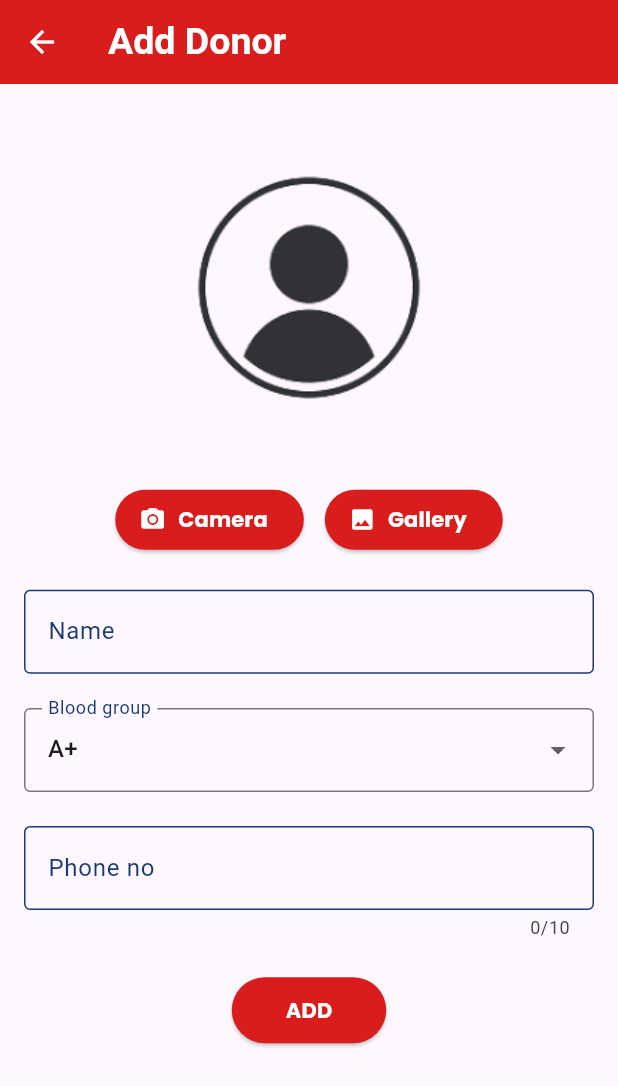
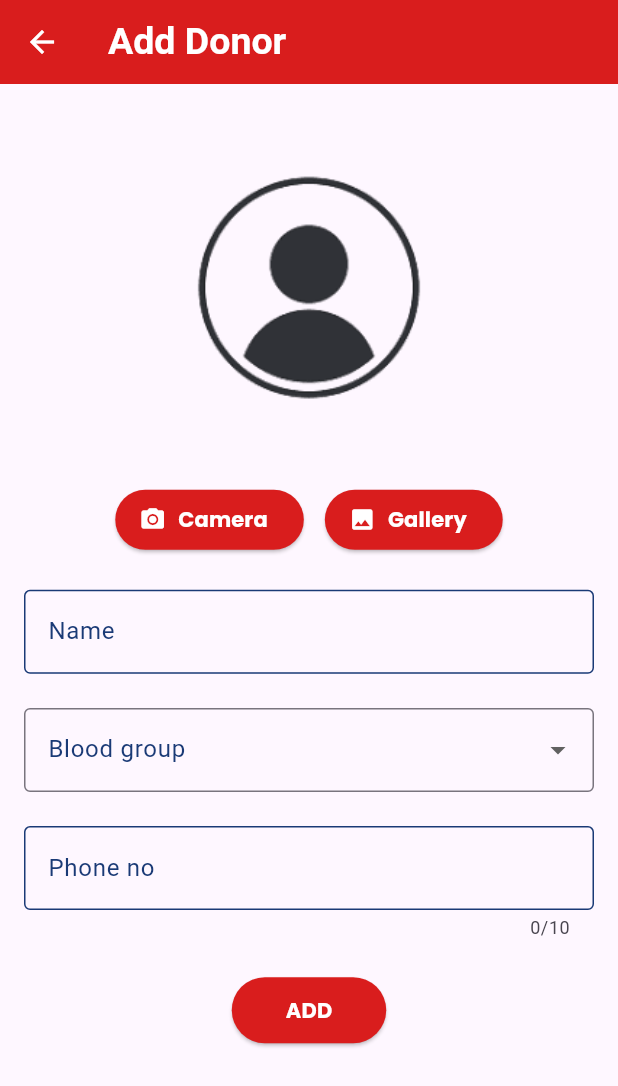
Before and after one commit to akhsak/Firebase_Crud-operation, a Flutter app: the screen it shows after launch, after a tap on the "add" icon, on a phone screen of 412 x 824 dp. Shown: the top 1086 px of the screen. Run offline on Flutter 3.47's test engine with Material 3 defaults, Android fonts, the phone set to English and light mode, and no system bars; our stand-ins replace cloud_firestore, firebase_core, firebase_storage, google_fonts, image_picker; accounts and stored records are empty; network calls fail.

```diff
--- a/lib/controller/add_provider.dart
+++ b/lib/controller/add_provider.dart
@@ -1,5 +1,5 @@
 import 'dart:io';
-import 'package:crud_firebase/controller/homedonor_provider.dart';
+import 'package:crud_firebase/controller/home_donor_provider.dart';
 import 'package:crud_firebase/model/donor.model.dart';
 
 import 'package:flutter/material.dart';
@@ -11,12 +11,11 @@ class AddProvider extends ChangeNotifier {
   TextEditingController groupController = TextEditingController();
   TextEditingController phoneController = TextEditingController();
 
-  String selectedValue = 'A+';
-    final formKey = GlobalKey<FormState>();
+  String? selectedValue;
+  final formKey = GlobalKey<FormState>();
 
   File? selectedImage;
   ImagePicker imagePicker = ImagePicker();
-
 
   void setImage(ImageSource source) async {
     final pickedImage = await imagePicker.pickImage(source: source);
@@ -34,6 +33,7 @@ class AddProvider extends ChangeNotifier {
     nameController.clear();
     groupController.clear();
     phoneController.clear();
+    selectedValue = null;
   }
 
   void addStudent(BuildContext context) {
@@ -41,7 +41,6 @@ class AddProvider extends ChangeNotifier {
 
     final name = nameController.text;
     final phone = phoneController.text;
-    final group = selectedValue;
 
     donorProvider.imageAdder(File(selectedImage!.path));
 
@@ -49,7 +48,7 @@ class AddProvider extends ChangeNotifier {
         phone: phone,
         name: name,
         image: donorProvider.downloadurl,
-        group: group);
+        group: selectedValue ?? '');
     donorProvider.addDonor(donor);
     clearTextField();
   }
--- a/lib/view/add_page.dart
+++ b/lib/view/add_page.dart
@@ -24,7 +24,7 @@ class AddScreen extends StatelessWidget {
     return Scaffold(
       appBar: AppBar(
         title: textTitle(data:'Add Donor', size: 25),
-        backgroundColor: const Color.fromARGB(255, 217, 29, 29),
+        backgroundColor: Color.fromARGB(255, 217, 29, 29),
         leading: IconButton(
           onPressed: () {
             Navigator.pop(context);
@@ -81,7 +81,7 @@ class AddScreen extends StatelessWidget {
                           ElevatedButton.icon(
                             style: ElevatedButton.styleFrom(
                                 backgroundColor:
-                                  const  Color.fromARGB(255, 217, 29, 29)),
+                                    Color.fromARGB(255, 217, 29, 29)),
                             onPressed: () {
                               addProvider.setImage(ImageSource.camera);
                             },
@@ -98,7 +98,7 @@ class AddScreen extends StatelessWidget {
                           ElevatedButton.icon(
                             style: ElevatedButton.styleFrom(
                                 backgroundColor:
-                                   const Color.fromARGB(255, 217, 29, 29)),
+                                    Color.fromARGB(255, 217, 29, 29)),
                             onPressed: () {
                               addProvider.setImage(ImageSource.gallery);
                             },
@@ -122,7 +122,7 @@ class AddScreen extends StatelessWidget {
                           keyboardType: TextInputType.number),
                       ElevatedButton(
                         style: ElevatedButton.styleFrom(
-                            backgroundColor:const Color.fromARGB(255, 217, 29, 29)),
+                            backgroundColor: Color.fromARGB(255, 217, 29, 29)),
                         onPressed: () {
                           if(addProvider.formKey.currentState!.validate()){
                               addProvider.addStudent(context);
--- a/lib/view/edit_page.dart
+++ b/lib/view/edit_page.dart
@@ -3,7 +3,7 @@
 import 'dart:developer';
 
 import 'package:crud_firebase/controller/add_provider.dart';
-import 'package:crud_firebase/controller/homedonor_provider.dart';
+import 'package:crud_firebase/controller/home_donor_provider.dart';
 import 'package:crud_firebase/model/donor.model.dart';
 import 'package:crud_firebase/widget/text_formfield.dart';
 import 'package:crud_firebase/widget/text_style.dart';
@@ -42,7 +42,7 @@ class _EditScreenState extends State<EditScreen> {
     return Scaffold(
       appBar: AppBar(
         title: textTitle(data: 'Edit details', size: 25),
-        backgroundColor:const Color.fromARGB(255, 217, 29, 29),
+        backgroundColor: Color.fromARGB(255, 217, 29, 29),
         centerTitle: true,
         leading: IconButton(
           onPressed: () {
--- a/lib/view/home_page.dart
+++ b/lib/view/home_page.dart
@@ -1,7 +1,5 @@
-// ignore_for_file: unnecessary_import, use_key_in_widget_constructors
-
 import 'package:cloud_firestore/cloud_firestore.dart';
-import 'package:crud_firebase/controller/homedonor_provider.dart';
+import 'package:crud_firebase/controller/home_donor_provider.dart';
 import 'package:crud_firebase/model/donor.model.dart';
 import 'package:crud_firebase/view/add_page.dart';
 import 'package:crud_firebase/view/detail_page.dart';
@@ -21,15 +19,14 @@ class HomeScreen extends StatelessWidget {
       appBar: AppBar(
                 title: textTitle(data:'Home',size: 25),
 
-       backgroundColor:const Color.fromARGB(255, 217, 29, 29),
+       backgroundColor: Color.fromARGB(255, 217, 29, 29),
 
       ),
-      body: SingleChildScrollView(
-        child: Column(
+      body: Column(
         crossAxisAlignment: CrossAxisAlignment.start,
         children: [
-          const  Padding(
-              padding:  EdgeInsets.only(top: 40, left: 10),
+          Padding(
+            padding: const EdgeInsets.only(top: 40, left: 10),
           ),
           Expanded(
             child: Consumer<DonorProvider>(
@@ -65,7 +62,7 @@ class HomeScreen extends StatelessWidget {
                                 Text(
                                   "Group: ${data.group}",
                                   style: const TextStyle(
-                                      color:  Color.fromARGB(255, 26, 58, 118),
+                                    color: Color.fromARGB(255, 26, 58, 118),
                                   ),
                                 ),
                               ],
@@ -73,7 +70,7 @@ class HomeScreen extends StatelessWidget {
                             leading: CircleAvatar(
                               backgroundColor:
                                   const Color.fromARGB(255, 26, 58, 118),
-                                backgroundImage: NetworkImage(data.image ?? ''),
+                              backgroundImage: NetworkImage(data.image!),
                             ),
                             trailing: Row(
                               mainAxisSize: MainAxisSize.min,
@@ -129,7 +126,6 @@ class HomeScreen extends StatelessWidget {
           ),
         ],
       ),
-      ),
       floatingActionButton: FloatingActionButton(
 
         onPressed: () {
--- a/lib/widget/text_formfield.dart
+++ b/lib/widget/text_formfield.dart
@@ -27,13 +27,13 @@ Widget customTextFormField(
     decoration: InputDecoration(
       // Color.fromARGB(255, 26, 58, 118)
       labelStyle:
-          const TextStyle(color: Color.fromARGB(255, 26, 58, 118)),
+          const TextStyle(color: const Color.fromARGB(255, 26, 58, 118)),
       labelText: labelText,
       enabledBorder: const OutlineInputBorder(
-        borderSide: BorderSide(color: Color.fromARGB(255, 26, 58, 118)),
+        borderSide: BorderSide(color: const Color.fromARGB(255, 26, 58, 118)),
       ),
       focusedBorder: const OutlineInputBorder(
-        borderSide: BorderSide(color:  Color.fromARGB(255, 26, 58, 118)),
+        borderSide: BorderSide(color: const Color.fromARGB(255, 26, 58, 118)),
       ),
       errorBorder: const OutlineInputBorder(
         borderSide: BorderSide(color: Colors.red),
@@ -58,10 +58,10 @@ Widget dropDown(AddProvider addProvider) {
       decoration: const InputDecoration(
         focusedBorder: OutlineInputBorder(
             borderSide:
-                BorderSide(color:  Color.fromARGB(255, 26, 58, 118))),
+                BorderSide(color: const Color.fromARGB(255, 26, 58, 118))),
         border: OutlineInputBorder(),
         labelText: 'Blood group',
-        labelStyle: TextStyle(color:  Color.fromARGB(255, 26, 58, 118)),
+        labelStyle: TextStyle(color: const Color.fromARGB(255, 26, 58, 118)),
       ),
       value: addValue.selectedValue,
       items: <String>['A+', 'B+', 'O+', 'O-', 'AB-', 'AB+']
```
Also changed, not shown: lib/controller/home_donor_provider.dart (renamed from lib/controller/homedonor_provider.dart, +2 -5 lines), lib/main.dart (+9 -9 lines), lib/service/donor_service.dart (renamed from lib/service/donor_servide.dart). Lines whose indentation alone changed are shown as unchanged.
